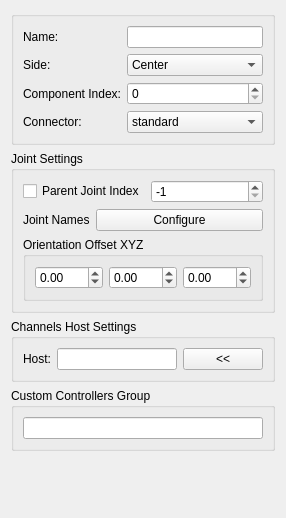
First picture: the form in scripts/mgear/shifter/component/main_settings_ui.ui, repository mgear-dev/shifter, before the edit.
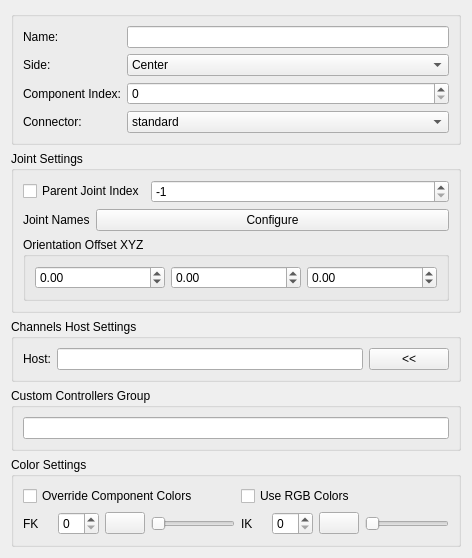
Second picture: the form after the edit.

Commit message:
RGB color support
added rgb color support for rig controls, also added component level override for index/rgb colors

The edit to the form file:
```diff
--- a/scripts/mgear/shifter/component/main_settings_ui.ui
+++ b/scripts/mgear/shifter/component/main_settings_ui.ui
@@ -14,6 +14,244 @@
    <string>Form</string>
   </property>
   <layout class="QGridLayout" name="gridLayout">
+   <item row="5" column="0">
+    <spacer name="verticalSpacer">
+     <property name="orientation">
+      <enum>Qt::Vertical</enum>
+     </property>
+     <property name="sizeHint" stdset="0">
+      <size>
+       <width>20</width>
+       <height>40</height>
+      </size>
+     </property>
+    </spacer>
+   </item>
+   <item row="2" column="0">
+    <widget class="QGroupBox" name="groupBox">
+     <property name="sizePolicy">
+      <sizepolicy hsizetype="Minimum" vsizetype="Minimum">
+       <horstretch>0</horstretch>
+       <verstretch>0</verstretch>
+      </sizepolicy>
+     </property>
+     <property name="title">
+      <string>Channels Host Settings</string>
+     </property>
+     <layout class="QGridLayout" name="gridLayout_2">
+      <item row="0" column="0">
+       <layout class="QHBoxLayout" name="horizontalLayout_2">
+        <item>
+         <widget class="QLabel" name="host_label">
+          <property name="text">
+           <string>Host:</string>
+          </property>
+         </widget>
+        </item>
+        <item>
+         <widget class="QLineEdit" name="host_lineEdit"/>
+        </item>
+        <item>
+         <widget class="QPushButton" name="host_pushButton">
+          <property name="text">
+           <string>&lt;&lt;</string>
+          </property>
+         </widget>
+        </item>
+       </layout>
+      </item>
+     </layout>
+    </widget>
+   </item>
+   <item row="4" column="0">
+    <widget class="QGroupBox" name="groupBox_4">
+     <property name="sizePolicy">
+      <sizepolicy hsizetype="Minimum" vsizetype="Minimum">
+       <horstretch>0</horstretch>
+       <verstretch>0</verstretch>
+      </sizepolicy>
+     </property>
+     <property name="title">
+      <string>Color Settings</string>
+     </property>
+     <layout class="QGridLayout" name="gridLayout_8">
+      <item row="2" column="0">
+       <layout class="QGridLayout" name="gridLayout_7">
+        <item row="1" column="0">
+         <layout class="QGridLayout" name="gridLayout_9">
+          <item row="0" column="1">
+           <widget class="QLabel" name="color_fk_label">
+            <property name="sizePolicy">
+             <sizepolicy hsizetype="Minimum" vsizetype="Preferred">
+              <horstretch>0</horstretch>
+              <verstretch>0</verstretch>
+             </sizepolicy>
+            </property>
+            <property name="minimumSize">
+             <size>
+              <width>0</width>
+              <height>0</height>
+             </size>
+            </property>
+            <property name="text">
+             <string/>
+            </property>
+           </widget>
+          </item>
+          <item row="0" column="2">
+           <widget class="QSpinBox" name="color_fk_spinBox">
+            <property name="sizePolicy">
+             <sizepolicy hsizetype="Expanding" vsizetype="Fixed">
+              <horstretch>0</horstretch>
+              <verstretch>0</verstretch>
+             </sizepolicy>
+            </property>
+            <property name="maximum">
+             <number>31</number>
+            </property>
+           </widget>
+          </item>
+          <item row="0" column="3">
+           <widget class="QPushButton" name="RGB_fk_pushButton">
+            <property name="sizePolicy">
+             <sizepolicy hsizetype="Fixed" vsizetype="Fixed">
+              <horstretch>0</horstretch>
+              <verstretch>0</verstretch>
+             </sizepolicy>
+            </property>
+            <property name="maximumSize">
+             <size>
+              <width>16777215</width>
+              <height>16777215</height>
+             </size>
+            </property>
+            <property name="layoutDirection">
+             <enum>Qt::LeftToRight</enum>
+            </property>
+            <property name="styleSheet">
+             <string notr="true"/>
+            </property>
+            <property name="text">
+             <string/>
+            </property>
+           </widget>
+          </item>
+          <item row="0" column="4">
+           <widget class="QSlider" name="RGB_fk_slider">
+            <property name="maximum">
+             <number>255</number>
+            </property>
+            <property name="orientation">
+             <enum>Qt::Horizontal</enum>
+            </property>
+           </widget>
+          </item>
+          <item row="0" column="0">
+           <widget class="QLabel" name="fk_label_2">
+            <property name="text">
+             <string>FK</string>
+            </property>
+           </widget>
+          </item>
+         </layout>
+        </item>
+        <item row="1" column="1">
+         <layout class="QGridLayout" name="gridLayout_10">
+          <item row="0" column="2">
+           <widget class="QSpinBox" name="color_ik_spinBox">
+            <property name="sizePolicy">
+             <sizepolicy hsizetype="Expanding" vsizetype="Fixed">
+              <horstretch>0</horstretch>
+              <verstretch>0</verstretch>
+             </sizepolicy>
+            </property>
+            <property name="maximum">
+             <number>31</number>
+            </property>
+           </widget>
+          </item>
+          <item row="0" column="1">
+           <widget class="QLabel" name="color_ik_label">
+            <property name="sizePolicy">
+             <sizepolicy hsizetype="Minimum" vsizetype="Preferred">
+              <horstretch>0</horstretch>
+              <verstretch>0</verstretch>
+             </sizepolicy>
+            </property>
+            <property name="minimumSize">
+             <size>
+              <width>0</width>
+              <height>0</height>
+             </size>
+            </property>
+            <property name="text">
+             <string/>
+            </property>
+           </widget>
+          </item>
+          <item row="0" column="3">
+           <widget class="QPushButton" name="RGB_ik_pushButton">
+            <property name="sizePolicy">
+             <sizepolicy hsizetype="Fixed" vsizetype="Fixed">
+              <horstretch>0</horstretch>
+              <verstretch>0</verstretch>
+             </sizepolicy>
+            </property>
+            <property name="maximumSize">
+             <size>
+              <width>16777215</width>
+              <height>16777215</height>
+             </size>
+            </property>
+            <property name="layoutDirection">
+             <enum>Qt::LeftToRight</enum>
+            </property>
+            <property name="styleSheet">
+             <string notr="true"/>
+            </property>
+            <property name="text">
+             <string/>
+            </property>
+           </widget>
+          </item>
+          <item row="0" column="4">
+           <widget class="QSlider" name="RGB_ik_slider">
+            <property name="maximum">
+             <number>255</number>
+            </property>
+            <property name="orientation">
+             <enum>Qt::Horizontal</enum>
+            </property>
+           </widget>
+          </item>
+          <item row="0" column="0">
+           <widget class="QLabel" name="ik_label">
+            <property name="text">
+             <string>IK</string>
+            </property>
+           </widget>
+          </item>
+         </layout>
+        </item>
+        <item row="0" column="0">
+         <widget class="QCheckBox" name="overrideColors_checkBox">
+          <property name="text">
+           <string>Override Component Colors</string>
+          </property>
+         </widget>
+        </item>
+        <item row="0" column="1">
+         <widget class="QCheckBox" name="useRGB_checkBox">
+          <property name="text">
+           <string>Use RGB Colors</string>
+          </property>
+         </widget>
+        </item>
+       </layout>
+      </item>
+     </layout>
+    </widget>
+   </item>
    <item row="0" column="0">
     <widget class="QGroupBox" name="mainSettings_groupBox">
      <property name="title">
@@ -108,6 +346,32 @@
      </layout>
     </widget>
    </item>
+   <item row="3" column="0">
+    <widget class="QGroupBox" name="groupBox_2">
+     <property name="sizePolicy">
+      <sizepolicy hsizetype="Minimum" vsizetype="Minimum">
+       <horstretch>0</horstretch>
+       <verstretch>0</verstretch>
+      </sizepolicy>
+     </property>
+     <property name="title">
+      <string>Custom Controllers Group</string>
+     </property>
+     <layout class="QGridLayout" name="gridLayout_5">
+      <item row="0" column="0">
+       <layout class="QHBoxLayout" name="horizontalLayout_3">
+        <item>
+         <widget class="QLineEdit" name="subGroup_lineEdit">
+          <property name="toolTip">
+           <string>&lt;html&gt;&lt;head/&gt;&lt;body&gt;&lt;p&gt;Name for a custom controllers Group (Maya set) for the component controllers.&lt;/p&gt;&lt;p align=&quot;center&quot;&gt;&lt;span style=&quot; font-weight:600;&quot;&gt;i.e&lt;/span&gt;: Setting the name &amp;quot;arm&amp;quot; will create a sub group (sub set in Mayas terminology) with the name &amp;quot;rig_arm_grp&amp;quot;. This group will be under the &amp;quot;rig_controllers_grp&amp;quot;&lt;/p&gt;&lt;p&gt;Leave this option empty for the default behaviour.&lt;/p&gt;&lt;/body&gt;&lt;/html&gt;</string>
+          </property>
+         </widget>
+        </item>
+       </layout>
+      </item>
+     </layout>
+    </widget>
+   </item>
    <item row="1" column="0">
     <widget class="QGroupBox" name="jointSettings_groupBox">
      <property name="sizePolicy">
@@ -253,81 +517,6 @@
      </layout>
     </widget>
    </item>
-   <item row="2" column="0">
-    <widget class="QGroupBox" name="groupBox">
-     <property name="sizePolicy">
-      <sizepolicy hsizetype="Minimum" vsizetype="Minimum">
-       <horstretch>0</horstretch>
-       <verstretch>0</verstretch>
-      </sizepolicy>
-     </property>
-     <property name="title">
-      <string>Channels Host Settings</string>
-     </property>
-     <layout class="QGridLayout" name="gridLayout_2">
-      <item row="0" column="0">
-       <layout class="QHBoxLayout" name="horizontalLayout_2">
-        <item>
-         <widget class="QLabel" name="host_label">
-          <property name="text">
-           <string>Host:</string>
-          </property>
-         </widget>
-        </item>
-        <item>
-         <widget class="QLineEdit" name="host_lineEdit"/>
-        </item>
-        <item>
-         <widget class="QPushButton" name="host_pushButton">
-          <property name="text">
-           <string>&lt;&lt;</string>
-          </property>
-         </widget>
-        </item>
-       </layout>
-      </item>
-     </layout>
-    </widget>
-   </item>
-   <item row="3" column="0">
-    <widget class="QGroupBox" name="groupBox_2">
-     <property name="sizePolicy">
-      <sizepolicy hsizetype="Minimum" vsizetype="Minimum">
-       <horstretch>0</horstretch>
-       <verstretch>0</verstretch>
-      </sizepolicy>
-     </property>
-     <property name="title">
-      <string>Custom Controllers Group</string>
-     </property>
-     <layout class="QGridLayout" name="gridLayout_5">
-      <item row="0" column="0">
-       <layout class="QHBoxLayout" name="horizontalLayout_3">
-        <item>
-         <widget class="QLineEdit" name="subGroup_lineEdit">
-          <property name="toolTip">
-           <string>&lt;html&gt;&lt;head/&gt;&lt;body&gt;&lt;p&gt;Name for a custom controllers Group (Maya set) for the component controllers.&lt;/p&gt;&lt;p align=&quot;center&quot;&gt;&lt;span style=&quot; font-weight:600;&quot;&gt;i.e&lt;/span&gt;: Setting the name &amp;quot;arm&amp;quot; will create a sub group (sub set in Mayas terminology) with the name &amp;quot;rig_arm_grp&amp;quot;. This group will be under the &amp;quot;rig_controllers_grp&amp;quot;&lt;/p&gt;&lt;p&gt;Leave this option empty for the default behaviour.&lt;/p&gt;&lt;/body&gt;&lt;/html&gt;</string>
-          </property>
-         </widget>
-        </item>
-       </layout>
-      </item>
-     </layout>
-    </widget>
-   </item>
-   <item row="4" column="0">
-    <spacer name="verticalSpacer">
-     <property name="orientation">
-      <enum>Qt::Vertical</enum>
-     </property>
-     <property name="sizeHint" stdset="0">
-      <size>
-       <width>20</width>
-       <height>40</height>
-      </size>
-     </property>
-    </spacer>
-   </item>
   </layout>
  </widget>
  <resources/>
```
The commit also changes 6 other files.
